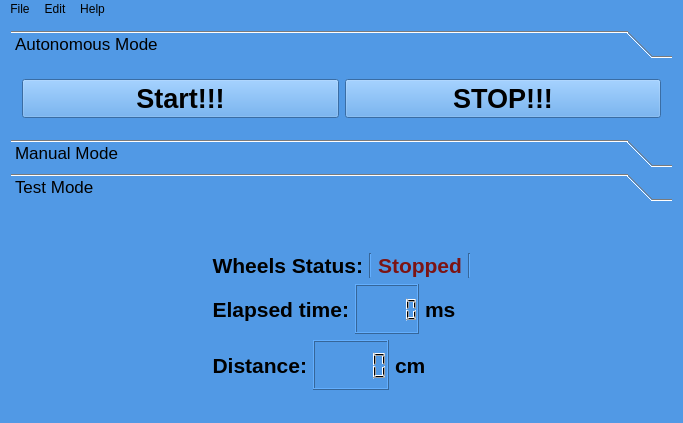
First picture: the form in testBrowser/mainwindow.ui, repository Edewin/Gauge_Browser, before the edit.
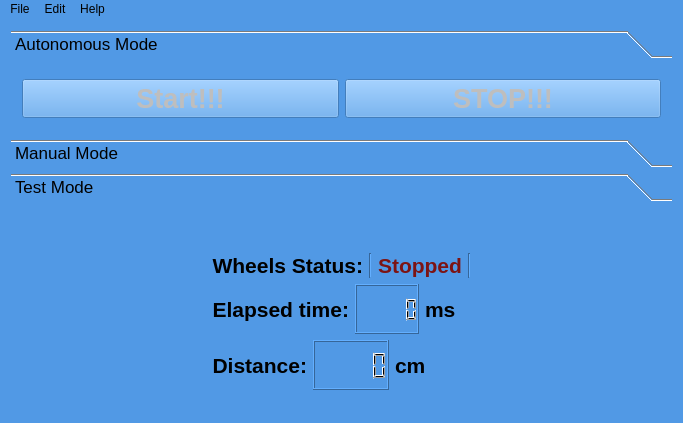
Second picture: the form after the edit. The open tabs and pages were chosen to show the change. Icons and pictures are not drawn. Custom widgets are drawn as their Qt base class.

Diff of the .ui file:
```diff
--- a/testBrowser/mainwindow.ui
+++ b/testBrowser/mainwindow.ui
@@ -53,6 +53,9 @@
        <layout class="QHBoxLayout" name="horizontalLayout_6">
         <item>
          <widget class="QPushButton" name="pushButton_Start">
+          <property name="enabled">
+           <bool>false</bool>
+          </property>
           <property name="font">
            <font>
             <pointsize>20</pointsize>
@@ -80,6 +83,9 @@
         </item>
         <item>
          <widget class="QPushButton" name="pushButton_STOP">
+          <property name="enabled">
+           <bool>false</bool>
+          </property>
           <property name="font">
            <font>
             <pointsize>20</pointsize>
```
Left out of the diff: 22 changed lines with no effect on the pictures.
